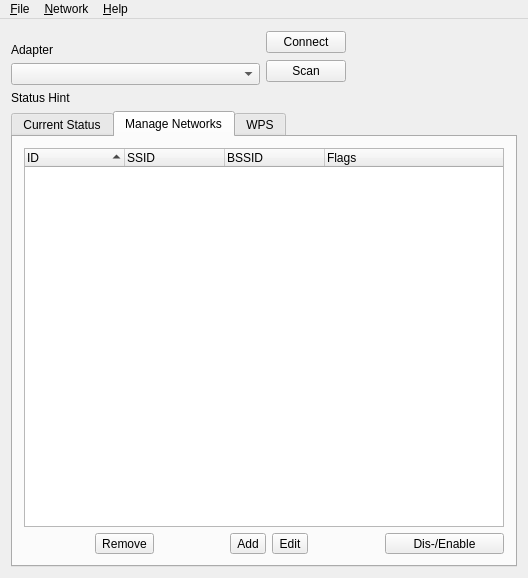
Qt form src/wpagui.ui (loh-tar/wpa-cute) before a commit.
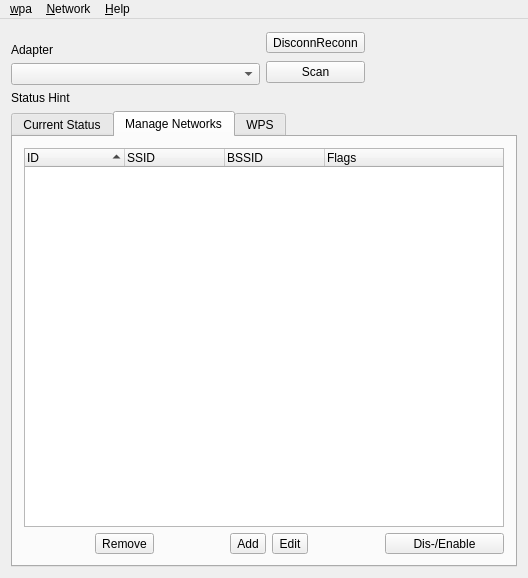
The same form after that commit. Icons and pictures are not drawn.

Commit message:
Something like return of disconnect button
...as toggle functionality in connect action. Available in menu bar
and tray icon as well as by button on main window

- Rename "File" to "wpa" in menu bar

What changed in the file:
```diff
--- a/src/wpagui.ui
+++ b/src/wpagui.ui
@@ -70,9 +70,9 @@
       <item>
        <layout class="QVBoxLayout" name="verticalLayout_3">
         <item>
-         <widget class="QPushButton" name="connectButton">
+         <widget class="QToolButton" name="disconReconButton">
           <property name="text">
-           <string>Connect</string>
+           <string>DisconnReconn</string>
           </property>
          </widget>
         </item>
@@ -470,7 +470,7 @@
    </property>
    <widget class="QMenu" name="fileMenu">
     <property name="title">
-     <string>&amp;File</string>
+     <string>&amp;wpa</string>
     </property>
     <addaction name="fileEventHistoryAction"/>
     <addaction name="fileSaveConfigAction"/>
```
Left out of the diff: 12 changed lines with no effect on the pictures. The commit also changes 2 other files.
